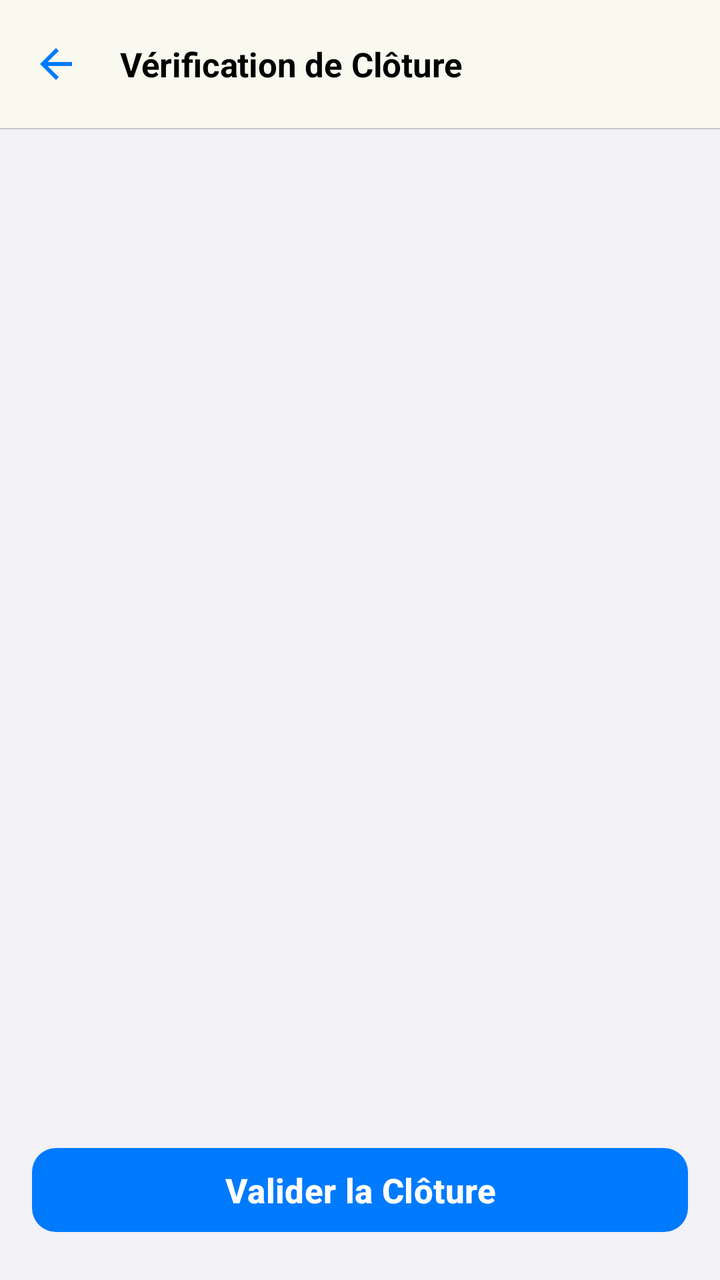
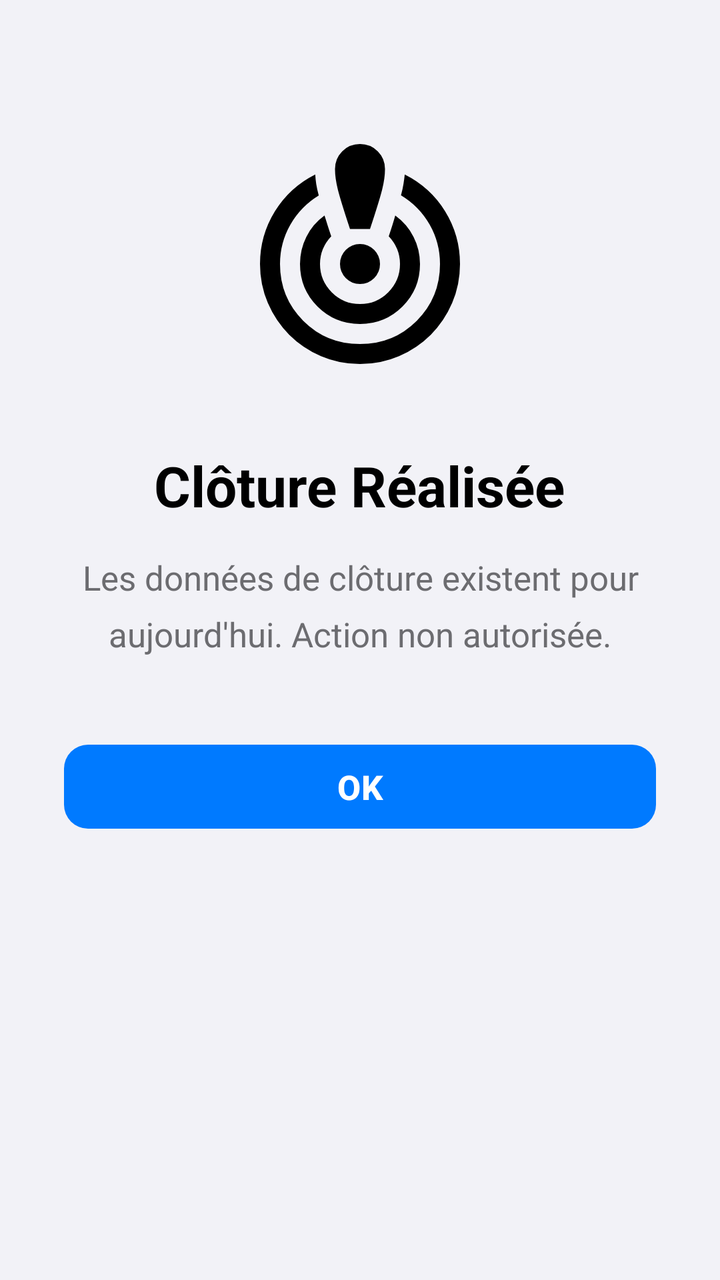

Two renders of the same Android screen: before a commit and after it. Below are the layout's source before the change and the commit's diff.
<!-- AndroidManifest.xml: application theme Theme.MyAdermoShop -->
<!-- res/layout/activity_closure_check.xml -->
<?xml version="1.0" encoding="utf-8"?>
<androidx.coordinatorlayout.widget.CoordinatorLayout xmlns:android="http://schemas.android.com/apk/res/android"
    xmlns:app="http://schemas.android.com/apk/res-auto"
    android:layout_width="match_parent" android:layout_height="match_parent"
    android:background="@color/ios_bg">
    <com.google.android.material.appbar.AppBarLayout android:layout_width="match_parent"
        android:layout_height="wrap_content" android:background="@color/ios_nav" app:elevation="0dp">
        <com.google.android.material.appbar.MaterialToolbar android:layout_width="match_parent"
            android:layout_height="?attr/actionBarSize" android:background="@color/ios_nav"
            app:navigationIcon="@drawable/ic_arrow_back" app:navigationIconTint="@color/ios_blue"
            app:title="Vérification de Clôture" app:titleTextAppearance="@style/T.NavTitle"/>
        <View android:layout_width="match_parent" android:layout_height="0.5dp" android:background="@color/ios_sep"/>
    </com.google.android.material.appbar.AppBarLayout>
    <androidx.recyclerview.widget.RecyclerView android:id="@+id/recyclerViewClosure"
        android:layout_width="match_parent" android:layout_height="match_parent"
        android:clipToPadding="false" android:paddingBottom="88dp"
        app:layout_behavior="@string/appbar_scrolling_view_behavior"/>
    <com.google.android.material.button.MaterialButton android:id="@+id/buttonValidate"
        android:layout_width="match_parent" android:layout_height="50dp"
        android:layout_gravity="bottom" android:layout_marginStart="16dp"
        android:layout_marginEnd="16dp" android:layout_marginBottom="20dp"
        android:text="Valider la Clôture" android:textColor="@color/ios_btn_text"
        android:textSize="17sp" android:textStyle="bold" android:stateListAnimator="@null"
        app:backgroundTint="@color/ios_btn" app:cornerRadius="12dp" app:elevation="0dp"/>
</androidx.coordinatorlayout.widget.CoordinatorLayout>
<!-- resources referenced by this layout -->
<resources>
  <color name="ios_bg">#F2F2F7</color>
  <color name="ios_blue">#007AFF</color>
  <color name="ios_btn">#007AFF</color>
  <color name="ios_btn_text">#FFFFFF</color>
  <color name="ios_nav">#F9F9F9F0</color>
  <color name="ios_sep">#C6C6C8</color>
  <!-- drawable ic_arrow_back (drawable) -->
  <vector xmlns:android="http://schemas.android.com/apk/res/android"
      android:width="24dp"
      android:height="24dp"
      android:viewportWidth="24"
      android:viewportHeight="24"
      android:tint="?attr/colorControlNormal">
    <path
        android:fillColor="@android:color/white"
        android:pathData="M20,11H7.83l5.59,-5.59L12,4l-8,8 8,8 1.41,-1.41L7.83,13H20v-2z"/>
  </vector>
  <style name="T.NavTitle">
          <item name="android:textSize">17sp</item>
          <item name="android:textStyle">bold</item>
          <item name="android:textColor">@color/ios_label</item>
          <item name="android:letterSpacing">-0.004</item>
      </style>
  <style name="Theme.MyAdermoShop" parent="Base.Theme.MyAdermoShop" />
  <color name="ios_label">#000000</color>
  <style name="Base.Theme.MyAdermoShop" parent="Theme.Material3.DayNight.NoActionBar">
          
          
      </style>
</resources>

<!-- the commit's change to res/layout/activity_closure_check.xml (unified diff, before → after) -->
@@ -1,25 +1,67 @@
 <?xml version="1.0" encoding="utf-8"?>
-<androidx.coordinatorlayout.widget.CoordinatorLayout xmlns:android="http://schemas.android.com/apk/res/android"
+<androidx.core.widget.NestedScrollView
+    xmlns:android="http://schemas.android.com/apk/res/android"
     xmlns:app="http://schemas.android.com/apk/res-auto"
-    android:layout_width="match_parent" android:layout_height="match_parent"
-    android:background="@color/ios_bg">
-    <com.google.android.material.appbar.AppBarLayout android:layout_width="match_parent"
-        android:layout_height="wrap_content" android:background="@color/ios_nav" app:elevation="0dp">
-        <com.google.android.material.appbar.MaterialToolbar android:layout_width="match_parent"
-            android:layout_height="?attr/actionBarSize" android:background="@color/ios_nav"
-            app:navigationIcon="@drawable/ic_arrow_back" app:navigationIconTint="@color/ios_blue"
-            app:title="Vérification de Clôture" app:titleTextAppearance="@style/T.NavTitle"/>
-        <View android:layout_width="match_parent" android:layout_height="0.5dp" android:background="@color/ios_sep"/>
-    </com.google.android.material.appbar.AppBarLayout>
-    <androidx.recyclerview.widget.RecyclerView android:id="@+id/recyclerViewClosure"
-        android:layout_width="match_parent" android:layout_height="match_parent"
-        android:clipToPadding="false" android:paddingBottom="88dp"
-        app:layout_behavior="@string/appbar_scrolling_view_behavior"/>
-    <com.google.android.material.button.MaterialButton android:id="@+id/buttonValidate"
-        android:layout_width="match_parent" android:layout_height="50dp"
-        android:layout_gravity="bottom" android:layout_marginStart="16dp"
-        android:layout_marginEnd="16dp" android:layout_marginBottom="20dp"
-        android:text="Valider la Clôture" android:textColor="@color/ios_btn_text"
-        android:textSize="17sp" android:textStyle="bold" android:stateListAnimator="@null"
-        app:backgroundTint="@color/ios_btn" app:cornerRadius="12dp" app:elevation="0dp"/>
-</androidx.coordinatorlayout.widget.CoordinatorLayout>
+    android:layout_width="match_parent"
+    android:layout_height="match_parent"
+    android:background="@color/ios_bg"
+    android:fillViewport="true">
+
+    <LinearLayout
+        android:layout_width="match_parent"
+        android:layout_height="wrap_content"
+        android:orientation="vertical"
+        android:gravity="center_horizontal"
+        android:padding="32dp">
+
+        <Space android:layout_width="0dp" android:layout_height="40dp"/>
+
+        <ImageView
+            android:id="@+id/imageViewIcon"
+            android:layout_width="120dp"
+            android:layout_height="120dp"
+            android:src="@drawable/ic_closure"
+            android:contentDescription="Clôture"/>
+
+        <Space android:layout_width="0dp" android:layout_height="32dp"/>
+
+        <TextView
+            android:id="@+id/textViewTitle"
+            android:layout_width="wrap_content"
+            android:layout_height="wrap_content"
+            android:text="Clôture Réalisée"
+            android:textColor="@color/ios_label"
+            android:textSize="28sp"
+            android:textStyle="bold"/>
+
+        <Space android:layout_width="0dp" android:layout_height="16dp"/>
+
+        <TextView
+            android:id="@+id/textViewMessage"
+            android:layout_width="match_parent"
+            android:layout_height="wrap_content"
+            android:text="Les données de clôture existent pour aujourd'hui. Action non autorisée."
+            android:textColor="@color/ios_label2"
+            android:textSize="17sp"
+            android:textAlignment="center"
+            android:lineSpacingMultiplier="1.4"/>
+
+        <Space android:layout_width="0dp" android:layout_height="40dp"/>
+
+        
+        <com.google.android.material.button.MaterialButton
+            android:id="@+id/buttonOk"
+            android:layout_width="match_parent"
+            android:layout_height="50dp"
+            android:text="OK"
+            android:textColor="@color/ios_btn_text"
+            android:textSize="17sp"
+            android:textStyle="bold"
+            android:stateListAnimator="@null"
+            app:backgroundTint="@color/ios_btn"
+            app:cornerRadius="12dp"
+            app:elevation="0dp"/>
+
+    </LinearLayout>
+
+</androidx.core.widget.NestedScrollView>
<!-- resource entries referenced after the edit -->
@@ -1,30 +1,17 @@
 <!-- resources referenced by this layout -->
 <resources>
   <color name="ios_bg">#F2F2F7</color>
-  <color name="ios_blue">#007AFF</color>
   <color name="ios_btn">#007AFF</color>
   <color name="ios_btn_text">#FFFFFF</color>
-  <color name="ios_nav">#F9F9F9F0</color>
-  <color name="ios_sep">#C6C6C8</color>
-  <!-- drawable ic_arrow_back (drawable) -->
-  <vector xmlns:android="http://schemas.android.com/apk/res/android"
-      android:width="24dp"
-      android:height="24dp"
-      android:viewportWidth="24"
-      android:viewportHeight="24"
-      android:tint="?attr/colorControlNormal">
-    <path
-        android:fillColor="@android:color/white"
-        android:pathData="M20,11H7.83l5.59,-5.59L12,4l-8,8 8,8 1.41,-1.41L7.83,13H20v-2z"/>
-  </vector>
-  <style name="T.NavTitle">
-          <item name="android:textSize">17sp</item>
-          <item name="android:textStyle">bold</item>
-          <item name="android:textColor">@color/ios_label</item>
-          <item name="android:letterSpacing">-0.004</item>
-      </style>
   <style name="Theme.MyAdermoShop" parent="Base.Theme.MyAdermoShop" />
   <color name="ios_label">#000000</color>
+  <color name="ios_label2">#6C6C70</color>
+  <!-- drawable ic_closure (drawable) -->
+  <vector xmlns:android="http://schemas.android.com/apk/res/android" android:height="24dp" android:tint="#000000" android:viewportHeight="960" android:viewportWidth="960" android:width="24dp">
+        
+      <path android:fillColor="@android:color/white" android:pathData="M324,848.5Q251,817 197,763Q143,709 111.5,636Q80,563 80,480Q80,366 139.5,269.5Q199,173 301,122Q302,141 305,160.5Q308,180 315,206Q243,250 201.5,322.5Q160,395 160,480Q160,614 253,707Q346,800 480,800Q614,800 707,707Q800,614 800,480Q800,395 758.5,322Q717,249 644,205Q651,179 654,159.5Q657,140 659,122Q761,173 820.5,269Q880,365 880,480Q880,563 848.5,636Q817,709 763,763Q709,817 636,848.5Q563,880 480,880Q397,880 324,848.5ZM310,650Q240,580 240,480Q240,422 265.5,371Q291,320 338,286Q343,301 349,320.5Q355,340 365,369Q343,392 331.5,420Q320,448 320,480Q320,546 367,593Q414,640 480,640Q546,640 593,593Q640,546 640,480Q640,448 628.5,420Q617,392 595,369Q603,345 609.5,324.5Q616,304 621,286Q668,320 694,371Q720,422 720,480Q720,580 650,650Q580,720 480,720Q380,720 310,650ZM440,340Q403,228 391.5,182.5Q380,137 380,100Q380,58 409,29Q438,0 480,0Q522,0 551,29Q580,58 580,100Q580,137 568.5,182.5Q557,228 520,340L440,340ZM423.5,536.5Q400,513 400,480Q400,447 423.5,423.5Q447,400 480,400Q513,400 536.5,423.5Q560,447 560,480Q560,513 536.5,536.5Q513,560 480,560Q447,560 423.5,536.5Z"/>
+      
+  </vector>
   <style name="Base.Theme.MyAdermoShop" parent="Theme.Material3.DayNight.NoActionBar">
           
           
